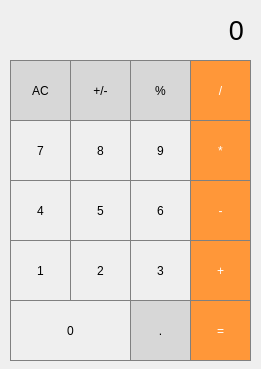
First picture: the form in mainwindow.ui, repository mutafyan/qt-simple-calculator, before the edit.
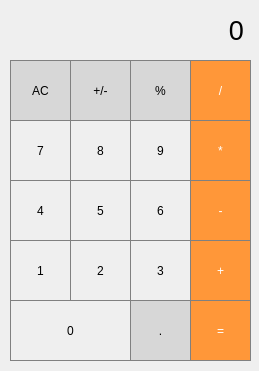
Second picture: the form after the edit. Icons and pictures are not drawn.

```diff
--- a/mainwindow.ui
+++ b/mainwindow.ui
@@ -6,8 +6,8 @@
    <rect>
     <x>0</x>
     <y>0</y>
-    <width>261</width>
-    <height>369</height>
+    <width>259</width>
+    <height>371</height>
    </rect>
   </property>
   <property name="windowTitle">
@@ -167,31 +167,31 @@
      <string>8</string>
     </property>
    </widget>
-   <widget class="QPushButton" name="pushButton_6">
-    <property name="geometry">
-     <rect>
-      <x>10</x>
-      <y>120</y>
-      <width>61</width>
-      <height>61</height>
-     </rect>
-    </property>
-    <property name="styleSheet">
-     <string notr="true">QPushButton {
-	border: 1px solid gray;
-}
-QPushButton:pressed {
-	background-color: qlineargradient(x1:0, y1: 0, x2: 0, y2: 1,
-										stop: 0 #dadbde, stop: 1 #f6f7fa);
-}</string>
-    </property>
-    <property name="text">
-     <string>7</string>
-    </property>
-   </widget>
    <widget class="QPushButton" name="pushButton_7">
     <property name="geometry">
      <rect>
+      <x>10</x>
+      <y>120</y>
+      <width>61</width>
+      <height>61</height>
+     </rect>
+    </property>
+    <property name="styleSheet">
+     <string notr="true">QPushButton {
+	border: 1px solid gray;
+}
+QPushButton:pressed {
+	background-color: qlineargradient(x1:0, y1: 0, x2: 0, y2: 1,
+										stop: 0 #dadbde, stop: 1 #f6f7fa);
+}</string>
+    </property>
+    <property name="text">
+     <string>7</string>
+    </property>
+   </widget>
+   <widget class="QPushButton" name="pushButton_bazm">
+    <property name="geometry">
+     <rect>
       <x>190</x>
       <y>120</y>
       <width>61</width>
@@ -213,31 +213,31 @@
      <string>*</string>
     </property>
    </widget>
-   <widget class="QPushButton" name="pushButton_8">
-    <property name="geometry">
-     <rect>
-      <x>130</x>
-      <y>120</y>
-      <width>61</width>
-      <height>61</height>
-     </rect>
-    </property>
-    <property name="styleSheet">
-     <string notr="true">QPushButton {
-	border: 1px solid gray;
-}
-QPushButton:pressed {
-	background-color: qlineargradient(x1:0, y1: 0, x2: 0, y2: 1,
-										stop: 0 #dadbde, stop: 1 #f6f7fa);
-}</string>
-    </property>
-    <property name="text">
-     <string>9</string>
-    </property>
-   </widget>
    <widget class="QPushButton" name="pushButton_9">
     <property name="geometry">
      <rect>
+      <x>130</x>
+      <y>120</y>
+      <width>61</width>
+      <height>61</height>
+     </rect>
+    </property>
+    <property name="styleSheet">
+     <string notr="true">QPushButton {
+	border: 1px solid gray;
+}
+QPushButton:pressed {
+	background-color: qlineargradient(x1:0, y1: 0, x2: 0, y2: 1,
+										stop: 0 #dadbde, stop: 1 #f6f7fa);
+}</string>
+    </property>
+    <property name="text">
+     <string>9</string>
+    </property>
+   </widget>
+   <widget class="QPushButton" name="pushButton_5">
+    <property name="geometry">
+     <rect>
       <x>70</x>
       <y>180</y>
       <width>61</width>
```
Left out of the diff: 46 changed lines with no effect on the pictures.
